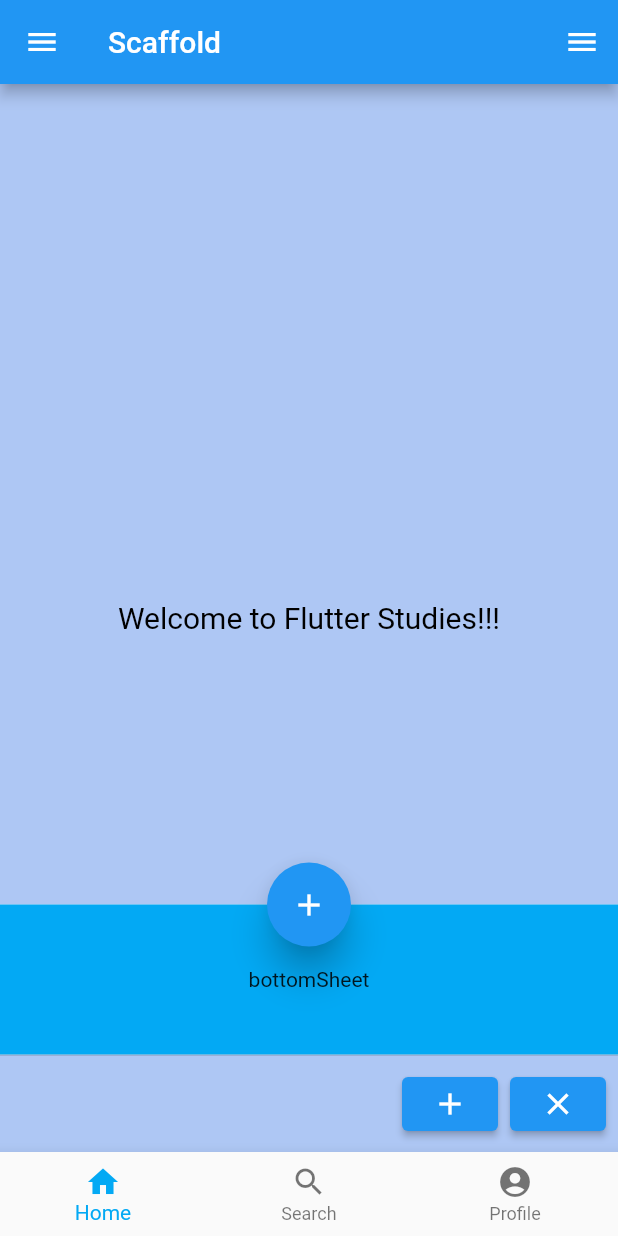
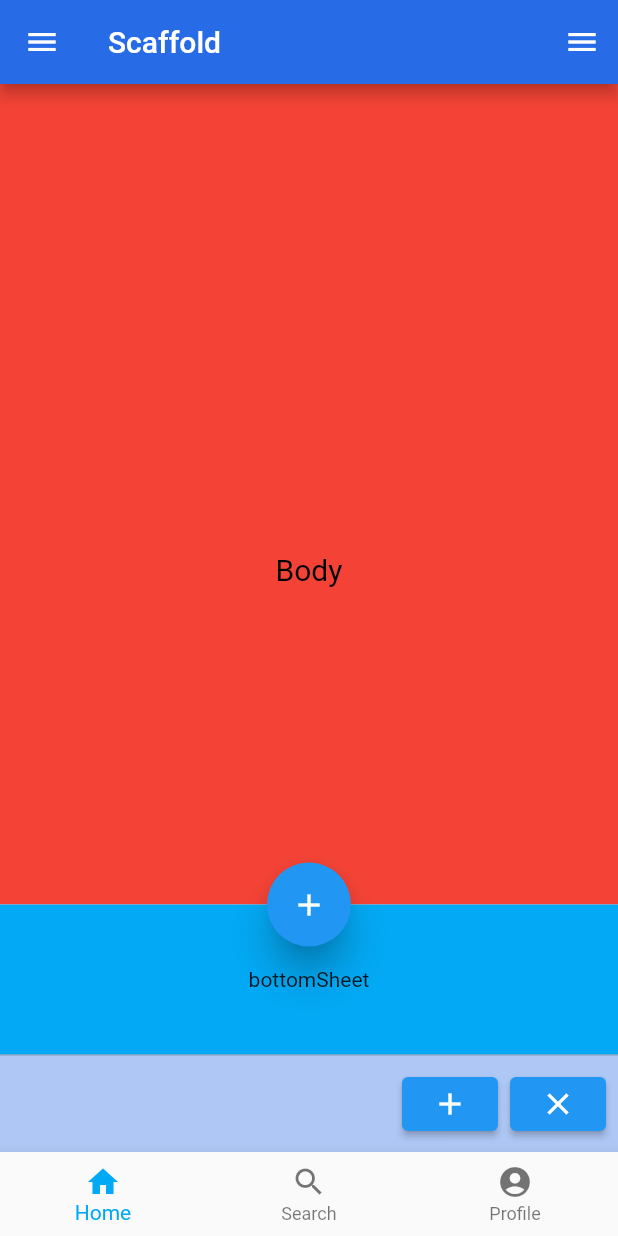
Before and after one commit to ggsant/flutter_studies, a Flutter app: the ScaffoldWidget screen opened directly, on a phone screen of 412 x 824 dp. Run offline on Flutter 3.47's test engine with Material 2 defaults, Android fonts, the phone set to English and light mode, and no system bars; our stand-ins replace shared_preferences, uni_links; accounts and stored records are empty.

Commit message:
Add more scaffold examples

```diff
--- a/lib/widgets/basic_widgets/scaffold/scaffold_widget.dart
+++ b/lib/widgets/scaffold/scaffold.dart
@@ -1,5 +1,24 @@
 import 'package:flutter/gestures.dart';
 import 'package:flutter/material.dart';
+
+void main() {
+  runApp(const MyApp());
+}
+
+class MyApp extends StatelessWidget {
+  const MyApp({Key? key}) : super(key: key);
+
+  @override
+  Widget build(BuildContext context) {
+    return MaterialApp(
+      title: 'Flutter Demo',
+      theme: ThemeData(
+        primarySwatch: Colors.blue,
+      ),
+      home: const ScaffoldWidget(),
+    );
+  }
+}
 
 class ScaffoldWidget extends StatelessWidget {
   const ScaffoldWidget({super.key});
@@ -11,17 +30,18 @@ class ScaffoldWidget extends StatelessWidget {
       restorationId: 'restorationId',
       backgroundColor: const Color.fromARGB(255, 174, 199, 244),
       primary: true,
-      extendBody: true,
-      extendBodyBehindAppBar: true,
+      extendBody: false,
+      extendBodyBehindAppBar: false,
       appBar: AppBar(
         title: const Text('Scaffold'),
+        backgroundColor: const Color.fromARGB(255, 39, 107, 231),
       ),
       drawerEnableOpenDragGesture: true,
       onDrawerChanged: (value) {},
       onEndDrawerChanged: (value) {},
       drawerScrimColor: const Color.fromARGB(255, 39, 107, 231),
       drawerDragStartBehavior: DragStartBehavior.down,
-      drawerEdgeDragWidth: 10,
+      drawerEdgeDragWidth: 20,
       drawer: Drawer(
         elevation: 16.0,
         child: Column(
@@ -87,12 +107,15 @@ class ScaffoldWidget extends StatelessWidget {
           ],
         ),
       ),
-      body: const Center(
-        child: Text(
-          "Welcome to Flutter Studies!!!",
-          style: TextStyle(
-            color: Colors.black,
-            fontSize: 20.0,
+      body: Container(
+        color: Colors.red,
+        child: const Center(
+          child: Text(
+            "Body",
+            style: TextStyle(
+              color: Colors.black,
+              fontSize: 20.0,
+            ),
           ),
         ),
       ),
```
Also changed, not shown: lib/widgets/basic_widgets/scaffold/scaffold_main.dart (deleted, +0 -21 lines), lib/widgets/scaffold/move_floating_action_button.dart (added, +79 -0 lines), 1 other file.
